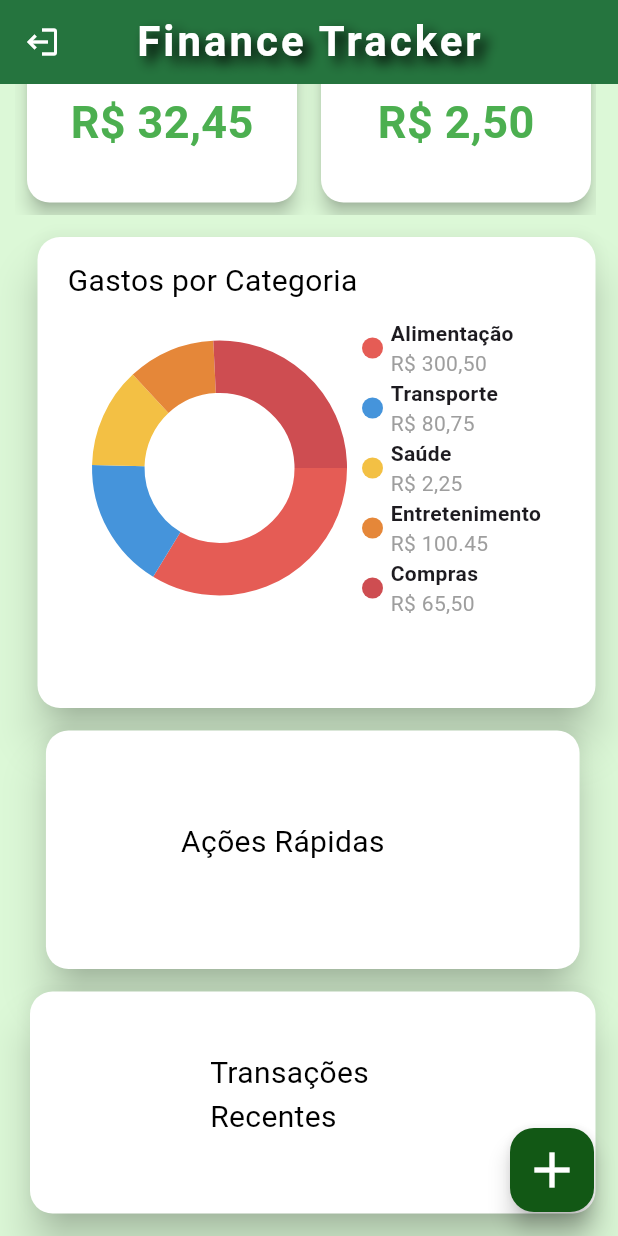
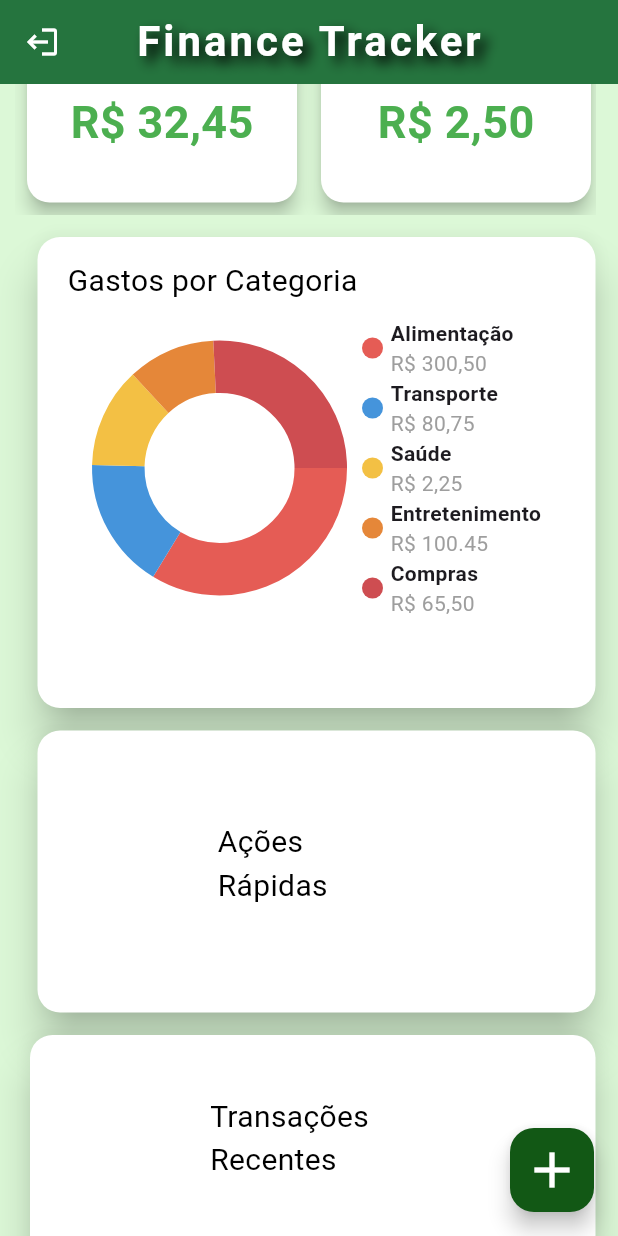
Before and after one commit to Ana-Julia-Furtado/Fin_Tracker, a Flutter app: the HomeScreen screen opened by its route, scrolled down 388 dp, on a phone screen of 412 x 824 dp. Run offline on Flutter 3.47's test engine with Material 3 defaults, Android fonts, the phone set to English and light mode, and no system bars; drawn by our look-alikes of fl_chart; our stand-ins replace firebase_core; accounts and stored records are empty.

Commit message:
Update home.dart

```diff
--- a/lib/home.dart
+++ b/lib/home.dart
@@ -236,12 +236,12 @@
             ),
 
             Card(
-              margin: const EdgeInsets.fromLTRB(10, 10, 0, 5),
+              margin: const EdgeInsets.fromLTRB(15, 10, 0, 5),
               color: Colors.white,
               elevation: 12,
               shape: cardShape,
               child: Padding(
-                padding: const EdgeInsets.fromLTRB(90, 60, 130, 60),
+                padding: const EdgeInsets.fromLTRB(120, 60, 120, 60),
                 child: Column(
                   crossAxisAlignment: CrossAxisAlignment.start,
                   children: const [
```
